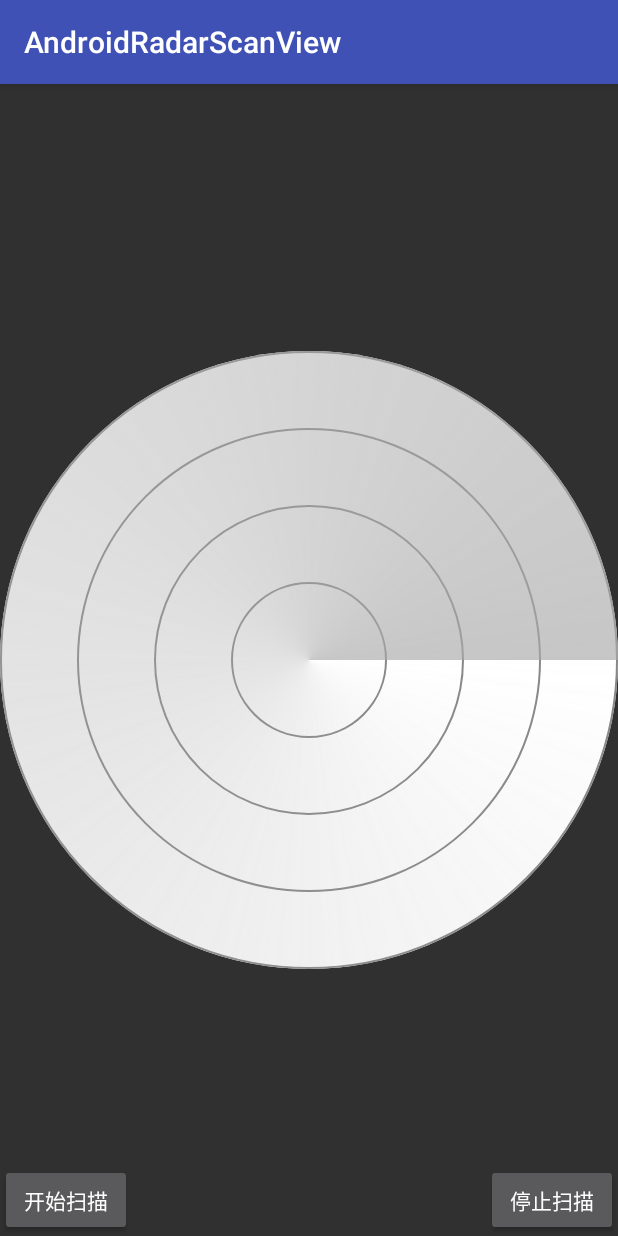
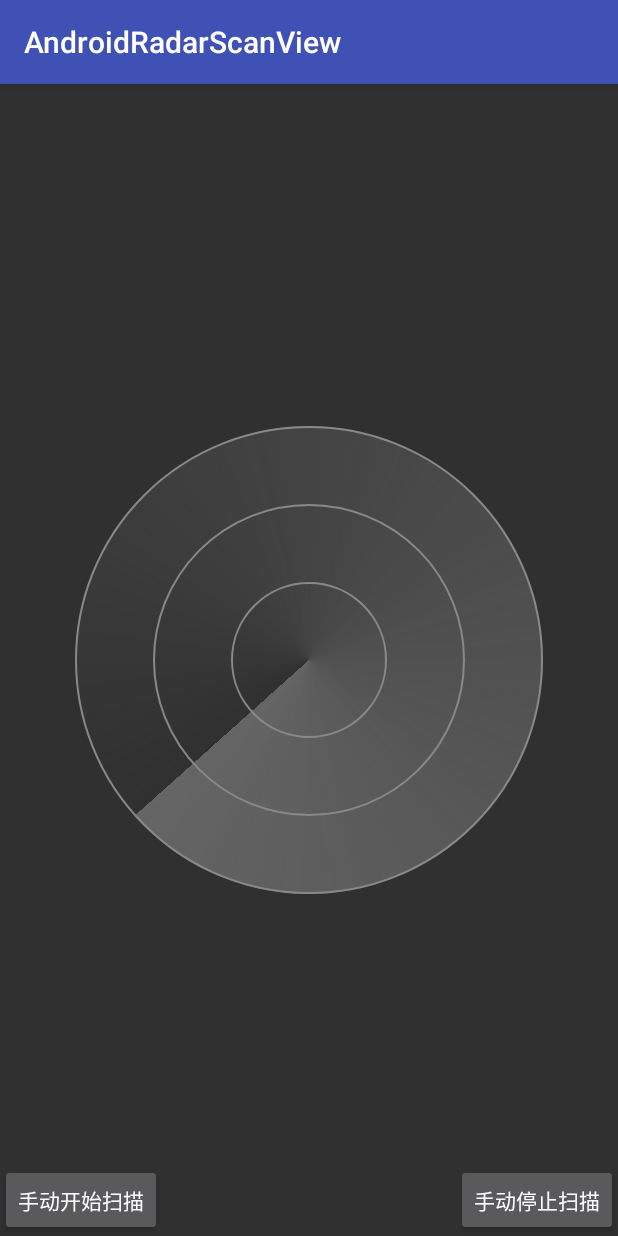
Before and after one commit to kongqw/AndroidRadarScanView, an Android app: the screen it shows after launch (MainActivity), on a phone screen of 412 x 824 dp. Run offline under Robolectric (Android 15) with nearby library versions, the phone set to English and light mode, and no system bars; libraries missing offline, so code that uses them is left out: com.squareup.leakcanary; 2 statements that could not run were skipped.

Commit message:
1. 优化，自动开始扫描、结束扫描。 2. 添加README 3. 添加Tag 1.0.1

```diff
--- a/RadarScanViewLibrary/src/main/java/com/kongqw/radarscanviewlibrary/RadarScanView.java
+++ b/RadarScanViewLibrary/src/main/java/com/kongqw/radarscanviewlibrary/RadarScanView.java
@@ -9,8 +9,10 @@ import android.graphics.Paint;
 import android.graphics.Point;
 import android.graphics.SweepGradient;
 import android.os.Handler;
+import android.support.annotation.NonNull;
 import android.support.annotation.Nullable;
 import android.util.AttributeSet;
+import android.util.Log;
 import android.view.View;
 
 /**
@@ -19,6 +21,7 @@ import android.view.View;
  */
 public class RadarScanView extends View {
 
+    private static final String TAG = "RadarScanView";
     // 默认大小
     private static final int DEFAULT_SIZE = 200;
     // 刷新界面频率 黄金16毫秒
@@ -164,7 +167,6 @@ public class RadarScanView extends View {
     @Override
     protected void onLayout(boolean changed, int left, int top, int right, int bottom) {
         super.onLayout(changed, left, top, right, bottom);
-
         if (changed) {
             // 控件宽度
             int measuredWidth = getMeasuredWidth();
@@ -179,7 +181,25 @@ public class RadarScanView extends View {
             mScanRadius = (mViewRadius - mRadarBackgroundLinesPaint.getStrokeWidth() / 2);
             // 中心点
             mCenterPoint.set(measuredWidth / 2, measuredHeight / 2);
+
+            startScan();
         }
+    }
+
+    @Override
+    protected void onVisibilityChanged(@NonNull View changedView, int visibility) {
+        super.onVisibilityChanged(changedView, visibility);
+        if (VISIBLE == visibility) {
+            startScan();
+        } else {
+            stopScan();
+        }
+    }
+
+    @Override
+    protected void onDetachedFromWindow() {
+        stopScan();
+        super.onDetachedFromWindow();
     }
 
     /**
@@ -233,21 +253,6 @@ public class RadarScanView extends View {
         canvas.concat(mMatrix);
         canvas.drawCircle(mCenterPoint.x, mCenterPoint.y, scanRadius, mRadarScanPaint);
     }
-
-    /*
-     * 1. - - 设置底盘圆圈个数
-     * 2. - - 设置底盘圆圈宽度
-     * 3. - - 设置底盘圆圈颜色
-     * 3. - - 设置底盘背景色
-     *
-     * 4. - - 扫描区域颜色
-     * 4. - - 扫描区域透明度
-     *
-     * 5. - 转一圈的时间
-     *
-     * 6. - 开始扫描
-     * 7. - 结束扫描
-     */
 
     /**
      * 设置雷达背景圆圈数
@@ -361,6 +366,7 @@ public class RadarScanView extends View {
      */
     public void startScan() {
         stopScan();
+        Log.i(TAG, "startScan: ");
         handler.post(run);
     }
 
@@ -368,6 +374,7 @@ public class RadarScanView extends View {
      * 结束扫描
      */
     public void stopScan() {
+        Log.i(TAG, "stopScan: ");
         handler.removeCallbacks(run);
     }
 }
--- a/app/src/main/java/com/kongqw/androidradarscanview/MainActivity.java
+++ b/app/src/main/java/com/kongqw/androidradarscanview/MainActivity.java
@@ -17,13 +17,27 @@ public class MainActivity extends AppCompatActivity {
         setContentView(R.layout.activity_main);
 
         radarScanView = (RadarScanView) findViewById(R.id.radarScanView);
-        radarScanView.setRadarScanTime(2000)
-                .setRadarBackgroundColor(Color.WHITE)
-                .setRadarBackgroundLinesNumber(4)
-                .setRadarBackgroundLinesWidth(2)
-                .setRadarBackgroundLinesColor(Color.GRAY)
-                .setRadarScanColor(0xFFAAAAAA)
-                .setRadarScanAlpha(0xAA);
+//        radarScanView
+//                // 设置雷达扫描一圈时间
+//                .setRadarScanTime(2000)
+//                // 设置雷达背景颜色
+//                .setRadarBackgroundColor(Color.WHITE)
+//                // 设置雷达背景圆圈数
+//                .setRadarBackgroundLinesNumber(4)
+//                // 设置底盘圆圈宽度
+//                .setRadarBackgroundLinesWidth(2)
+//                // 设置雷达圆圈颜色
+//                .setRadarBackgroundLinesColor(Color.GRAY)
+//                // 设置雷达扫描颜色
+//                .setRadarScanColor(0xFFAAAAAA)
+//                // 设置雷达扫描透明度
+//                .setRadarScanAlpha(0xAA);
+    }
+
+    @Override
+    protected void onResume() {
+        super.onResume();
+        // radarScanView.startScan();
     }
 
     public void startScan(View view) {
--- a/app/src/main/res/layout/activity_main.xml
+++ b/app/src/main/res/layout/activity_main.xml
@@ -10,21 +10,15 @@
         android:id="@+id/radarScanView"
         android:layout_width="match_parent"
         android:layout_height="match_parent"
-        android:layout_centerInParent="true"
-        app:radarBackgroundColor="@color/colorAccent"
-        app:radarBackgroundLinesColor="@color/colorPrimaryDark"
-        app:radarBackgroundLinesNumber="3"
-        app:radarBackgroundLinesWidth="5.5"
-        app:radarScanAlpha="0x33"
-        app:radarScanColor="#FF000000"
-        app:radarScanTime="5000" />
+        android:layout_margin="50dp"
+        android:layout_centerInParent="true" />
 
     <Button
         android:layout_width="wrap_content"
         android:layout_height="wrap_content"
         android:layout_alignParentBottom="true"
         android:onClick="startScan"
-        android:text="开始扫描" />
+        android:text="手动开始扫描" />
 
     <Button
         android:layout_width="wrap_content"
@@ -33,6 +27,6 @@
         android:layout_alignParentEnd="true"
         android:layout_alignParentRight="true"
         android:onClick="stopScan"
-        android:text="停止扫描" />
+        android:text="手动停止扫描" />
 
 </RelativeLayout>
```
Also changed, not shown: 1 other file.
